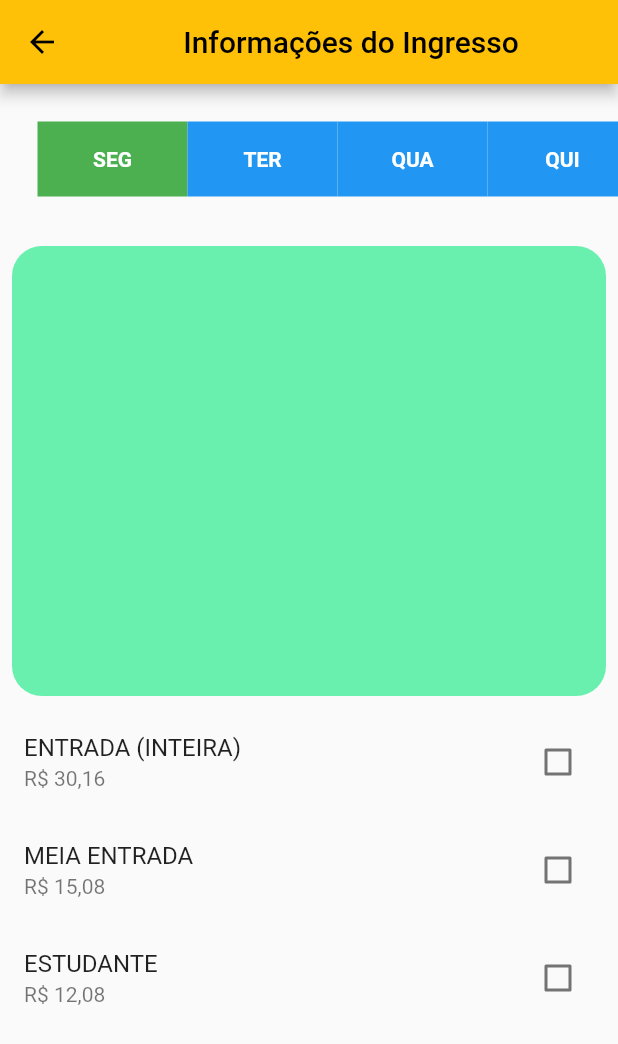
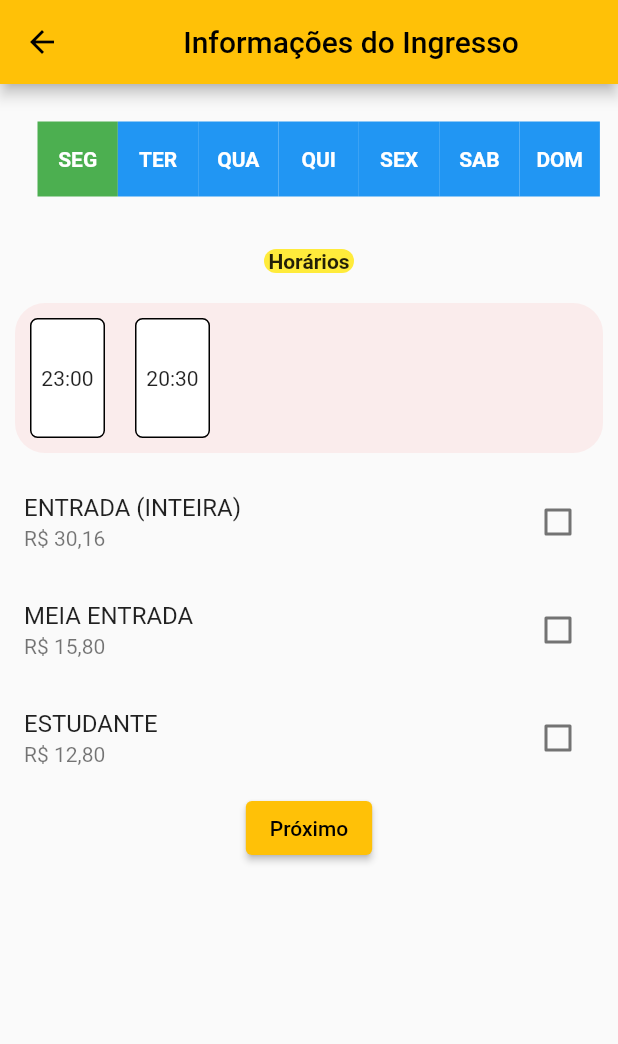
Before and after one commit to CarolLimav/MeuFilmeApp, a Flutter app: the Informations screen opened directly, after a tap on "SEG", on a phone screen of 412 x 824 dp. Shown: the top 1044 px of the screen. Run offline on Flutter 3.47's test engine with Material 2 defaults, Android fonts, the light colour scheme and no system bars; network calls fail.

Commit message:
Atualizando a page de informações

```diff
--- a/lib/pages/informations_page.dart
+++ b/lib/pages/informations_page.dart
@@ -1,6 +1,9 @@
 // ignore_for_file: file_names
 
+import 'dart:math';
+
 import 'package:flutter/material.dart';
+import 'package:meufilmeapp/pages/assento_page.dart';
 
 class Week {
   late bool select;
@@ -17,8 +20,21 @@ class Informations extends StatefulWidget {
 
 class _InformationsState extends State<Informations> {
   List<Week> days = [];
+  List<String> horarios = [];
   int indice = -1;
   bool? inteiraCheck = false;
+  List<String> horas = [
+    "18:00",
+    "19:30",
+    "21:30",
+    "22:10",
+    "19:10",
+    "19:20",
+    "20:05",
+    "23:00",
+    "20:30",
+    "21:45"
+  ];
   bool? meiaCheck = false;
   bool? estudanteCheck = false;
 
@@ -38,8 +54,19 @@ class _InformationsState extends State<Informations> {
     days.add(Week(select: false, day: "DOM"));
   }
 
+  void changeData() {
+    horarios.clear();
+    Random random = Random();
+    int count = random.nextInt(5) + 2;
+    for (var i = 0; i < count; i++) {
+      horarios.add(horas[random.nextInt(10)]);
+    }
+  }
+
   @override
   Widget build(BuildContext context) {
+    double? width = MediaQuery.of(context).size.width;
+
     return Scaffold(
       appBar: AppBar(
         title: const Center(
@@ -53,6 +80,7 @@ class _InformationsState extends State<Informations> {
           children: [
             SizedBox(
               height: 100,
+              width: width,
               child: ListView.builder(
                 scrollDirection: Axis.horizontal,
                 padding: const EdgeInsets.all(25),
@@ -66,11 +94,12 @@ class _InformationsState extends State<Informations> {
                           days[indice].select = !days[indice].select;
                         }
                         indice = index;
+                        changeData();
                       }
                     });
                   },
                   child: Container(
-                    width: 100,
+                    width: width * 0.13,
                     height: 100,
                     color: days[index].select ? Colors.green : Colors.blue,
                     child: Center(
@@ -87,13 +116,55 @@ class _InformationsState extends State<Informations> {
               ),
             ),
             Padding(
-              padding: const EdgeInsets.all(8.0),
+              padding: const EdgeInsets.all(10.0),
               child: Container(
-                height: 300,
+                width: 60,
+                alignment: Alignment.topLeft,
+                decoration: BoxDecoration(
+                    borderRadius: BorderRadius.circular(20.0),
+                    color: Colors.yellow),
+                child: const Center(
+                  child:  Text(
+                    "Horários",
+                    style: TextStyle(fontWeight: FontWeight.bold),
+                  ),
+                ),
+              ),
+            ),
+            Padding(
+              padding: const EdgeInsets.all(10.0),
+              child: Container(
+                height: 100,
+                width: width,
                 decoration: BoxDecoration(
                   borderRadius: BorderRadius.circular(20.0),
-                  color: Colors.greenAccent,
+                  color: const Color.fromARGB(255, 250, 236, 236),
                 ),
+                child: horarios.isEmpty
+                    ? const Center(
+                        child: Text("Escolha o Dia"),
+                      )
+                    : ListView.builder(
+                        shrinkWrap: true,
+                        scrollDirection: Axis.horizontal,
+                        itemCount: horarios.length,
+                        itemBuilder: (context, index) => GestureDetector(
+                          onTap: () {},
+                          child: Padding(
+                            padding: const EdgeInsets.all(10.0),
+                            child: Container(
+                              width: 50,
+                              height: 25,
+                              decoration: BoxDecoration(
+                                border: Border.all(),
+                                borderRadius: BorderRadius.circular(5.0),
+                                color: Colors.white
+                              ),
+                              child: Center(child: Text(horarios[index])),
+                            ),
+                          ),
+                        ),
+                      ),
               ),
             ),
             SizedBox(
@@ -115,7 +186,7 @@ class _InformationsState extends State<Informations> {
                   ),
                   ListTile(
                     title: const Text("MEIA ENTRADA"),
-                    subtitle: const Text("R\$ 15,08"),
+                    subtitle: const Text("R\$ 15,80"),
                     trailing: Checkbox(
                       value: meiaCheck,
                       onChanged: (value) {
@@ -129,7 +200,7 @@ class _InformationsState extends State<Informations> {
                   ),
                   ListTile(
                     title: const Text("ESTUDANTE"),
-                    subtitle: const Text("R\$ 12,08"),
+                    subtitle: const Text("R\$ 12,80"),
                     trailing: Checkbox(
                       value: estudanteCheck,
                       onChanged: (value) {
@@ -141,6 +212,9 @@ class _InformationsState extends State<Informations> {
                       },
                     ),
                   ),
+                  ElevatedButton(onPressed: (){
+                    Navigator.push(context, MaterialPageRoute(builder: (context) => const Assento(),));
+                  }, child: const Text("Próximo"))
                 ],
               ),
             ),
```
